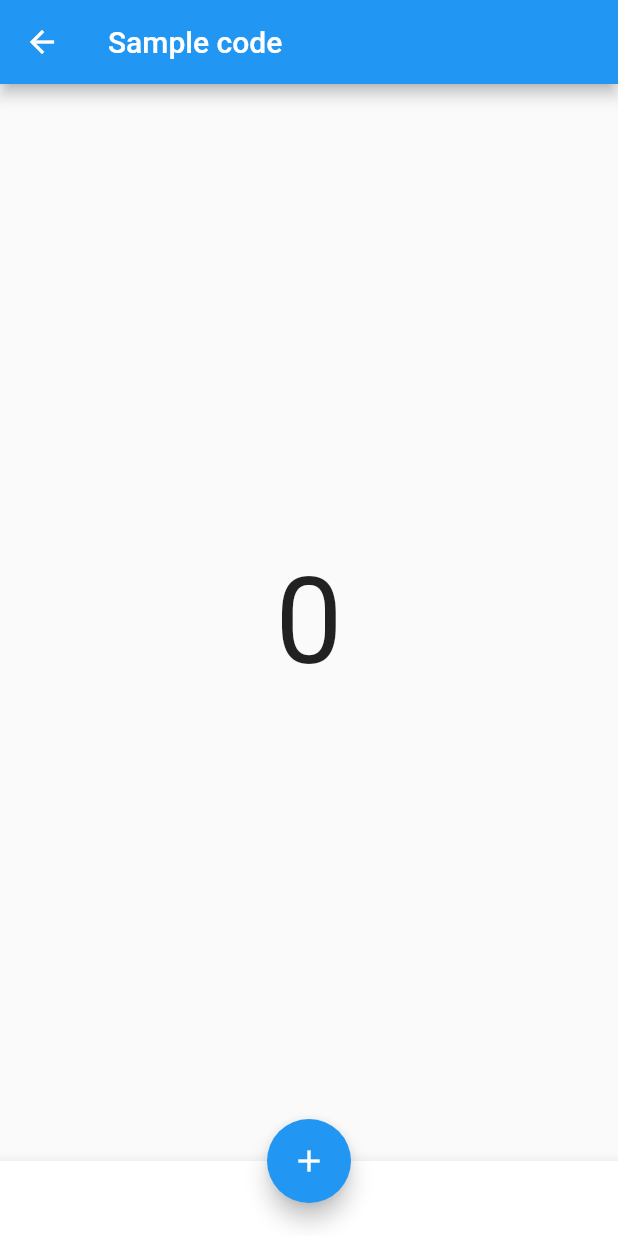
After one commit to c004245/Flutter-bloc, a Flutter app: the BlocTest screen opened directly, on a phone screen of 412 x 824 dp. The commit adds this screen. Run offline on Flutter 3.47's test engine with Material 2 defaults, Android fonts, the phone set to English and light mode, and no system bars; our stand-ins replace rxdart.

Commit message:
Test Bloc Pattern

```diff
--- /dev/null
+++ b/lib/bloc/bloctest.dart
@@ -0,0 +1,46 @@
+import 'package:flutter/material.dart';
+import 'package:flutter_bloc/bloc/CounterBloc.dart';
+
+final counterBlock = CounterBloc();
+
+class BlocTest extends StatefulWidget {
+  @override
+  _BlocTestState createState() => _BlocTestState();
+}
+
+class _BlocTestState extends State<BlocTest> {
+  @override
+  Widget build(BuildContext context) {
+    return Scaffold(
+      appBar: AppBar(
+        title: Text('Sample code'),
+      ),
+      body: Center(
+        //Stream Observer
+        child: StreamBuilder<int>(
+            stream: counterBlock.count$, //Observer
+            builder: (context, snapshot) {
+          if (snapshot.hasData) {
+            return Text('${snapshot.data}', style: TextStyle(fontSize: 80));
+          } else {
+            return CircularProgressIndicator();
+          }
+        }),
+      ),
+      bottomNavigationBar: BottomAppBar(
+        child: Container(
+          height: 50.0,
+        ),
+      ),
+      floatingActionButton: FloatingActionButton(
+        onPressed: () => setState(() {
+          counterBlock.addCounter();
+        }),
+        tooltip: 'Increment Counter',
+        child: Icon(Icons.add),
+      ),
+      floatingActionButtonLocation:
+      FloatingActionButtonLocation.centerDocked,
+    );
+  }
+}
```
Also changed, not shown: lib/bloc/CounterBloc.dart (added, +15 -0 lines), lib/main.dart (+8 -0 lines).
